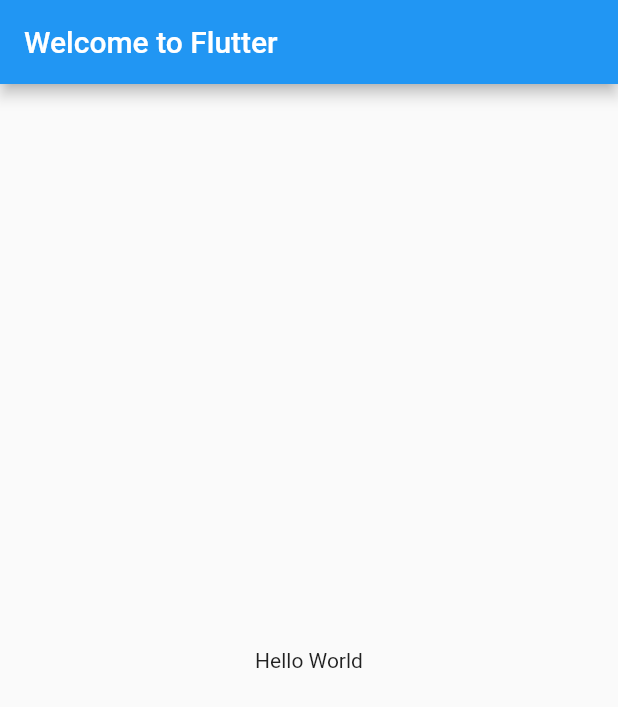
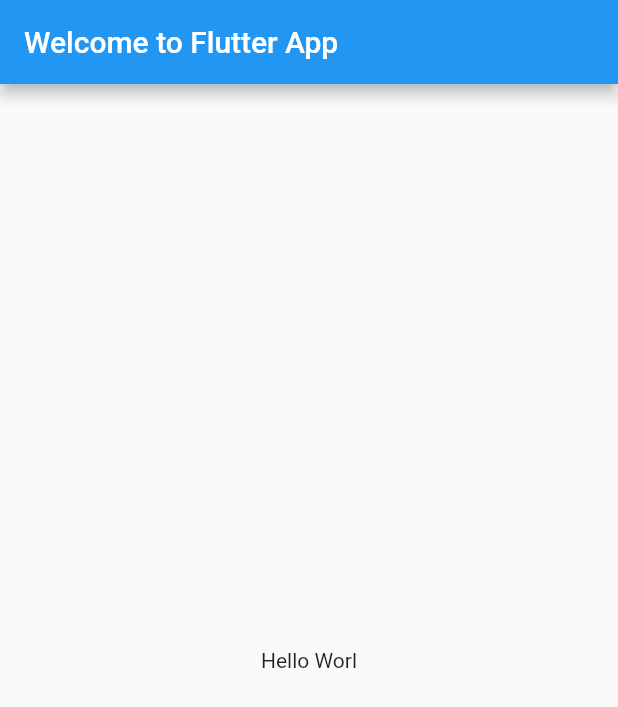
Before and after one commit to mizzuri/startup_namer, a Flutter app: the screen it shows after launch, on a phone screen of 412 x 824 dp. Shown: the top 707 px of the screen. Run offline on Flutter 3.47's test engine with Material 2 defaults, Android fonts, the phone set to English and light mode, and no system bars.

Commit message:
Some code changes

```diff
--- a/lib/main.dart
+++ b/lib/main.dart
@@ -9,10 +9,10 @@ class MyApp extends StatelessWidget {
       title: 'Welcome to Flutter',
       home: Scaffold(
         appBar: AppBar(
-          title: Text('Welcome to Flutter'),
+          title: Text('Welcome to Flutter App'),
         ),
         body: Center(
-          child: Text('Hello World'),
+          child: Text('Hello Worl'),
         ),
       ),
     );
```
